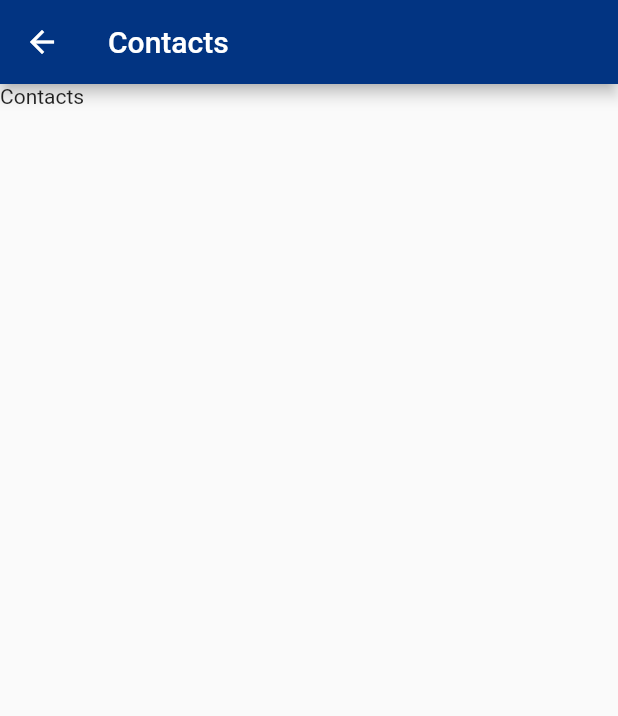
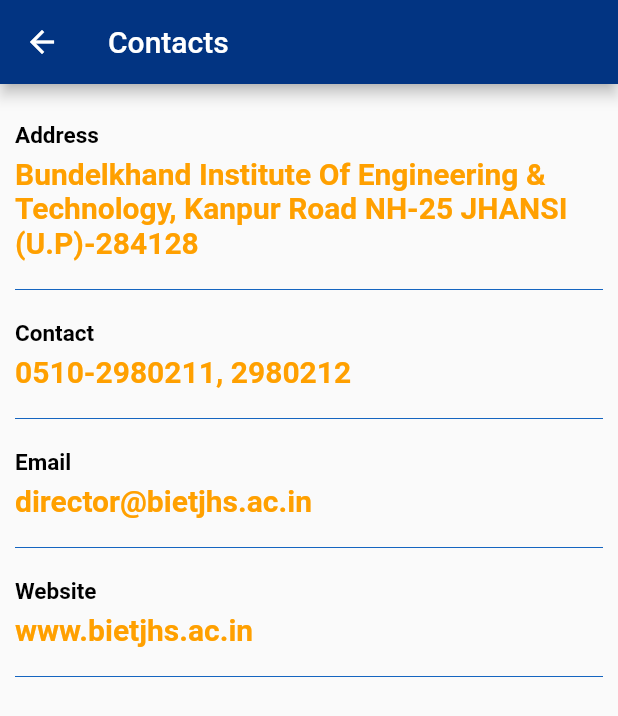
Before and after one commit to sumitks866/application_biet_biet_hacks, a Flutter app: the Contact screen opened by its route, on a phone screen of 412 x 824 dp. Shown: the top 716 px of the screen. Run offline on Flutter 3.47's test engine with Material 2 defaults, Android fonts, the phone set to English and light mode, and no system bars; our stand-ins replace cloud_firestore, firebase_auth, firebase_core, firebase_messaging, firebase_storage, flutter_spinkit and 1 more; accounts and stored records are empty; network calls fail.

```diff
--- a/lib/screens/contact.dart
+++ b/lib/screens/contact.dart
@@ -1,6 +1,24 @@
 import 'package:flutter/material.dart';
 
-class Contact extends StatelessWidget {
+class Data {
+  String title ;
+  String subtitle ;
+  Data({this.title, this.subtitle}) ;
+}
+class Contact extends StatefulWidget {
+  @override
+  _ContactState createState() => _ContactState();
+}
+
+class _ContactState extends State<Contact> {
+
+  List<Data> list = [
+    Data(title: "Address" , subtitle:"Bundelkhand Institute Of Engineering & Technology, Kanpur Road NH-25 JHANSI (U.P)-284128"),
+    Data(title: "Contact", subtitle:"0510-2980211, 2980212"),
+    Data(title: "Email", subtitle:"director@bietjhs.ac.in"),
+    Data(title: "Website", subtitle:"www.bietjhs.ac.in"),
+  ] ;
+
   @override
   Widget build(BuildContext context) {
     return Scaffold(
@@ -14,9 +32,57 @@ class Contact extends StatelessWidget {
         backgroundColor: Color.fromRGBO(2, 52, 130, 1),
         title: Text("Contacts", style: TextStyle(color : Colors.white),),
       ),
-      body: SafeArea(
-        child:Text("Contacts") ,
+       body: ListView(
+          children: <Widget> [
+            SizedBox(height: 15,),
+            Container(
+              padding: EdgeInsets.all(10),
+              child: Column(
+                children: list.map((stk) => RenderInfo(data: stk)).toList(),
+              ),
+            ),
+          ]
       ),
     );
   }
 }
+
+
+
+
+class RenderInfo extends StatelessWidget {
+  Data data ;
+  RenderInfo({this.data});
+  @override
+  Widget build(BuildContext context) {
+    return Container(
+      // color: Color.fromRGBO(2, 52, 130, 1),
+      child: Column(
+        crossAxisAlignment: CrossAxisAlignment.stretch,
+        children: <Widget>[
+          Text(
+            data.title,
+            style: TextStyle(
+              color: Colors.black,
+              fontWeight: FontWeight.bold,
+              fontSize: 15.0,
+            ),
+          ),
+          SizedBox(height: 5.0,),
+          Text(
+            data.subtitle,
+            style: TextStyle(
+              color: Colors.amber[700],
+              fontSize: 20.0,
+              fontWeight: FontWeight.bold,
+            ),
+          ),
+          Divider(
+            height: 40,
+            color: Colors.blue[800],
+          ),
+        ],
+      ),
+    );
+  }
+}
--- a/lib/shared/loading.dart
+++ b/lib/shared/loading.dart
@@ -5,8 +5,8 @@ class Loading extends StatelessWidget {
   @override
   Widget build(BuildContext context) {
     return Container(
-      color: Colors.blue[900],
-      child: SpinKitCubeGrid(
+      color: Colors.blue[600],
+      child: SpinKitWave(
         color: Colors.white
       ),
     );
--- a/pubspec.yaml
+++ b/pubspec.yaml
@@ -28,6 +28,7 @@ dependencies:
   firebase_core: ^0.5.0
   provider: ^4.3.2+2
   flutter_spinkit: "^4.1.2"
+  google_fonts: ^1.1.0
   firebase_messaging: ^7.0.2
   fluttericon: ^1.0.7
   firebase_storage: ^4.0.1
```
Also changed, not shown: lib/screens/home.dart (+7 -11 lines), lib/screens/login.dart (+21 -11 lines), lib/screens/renderTiles.dart (+23 -16 lines), pubspec.lock.
